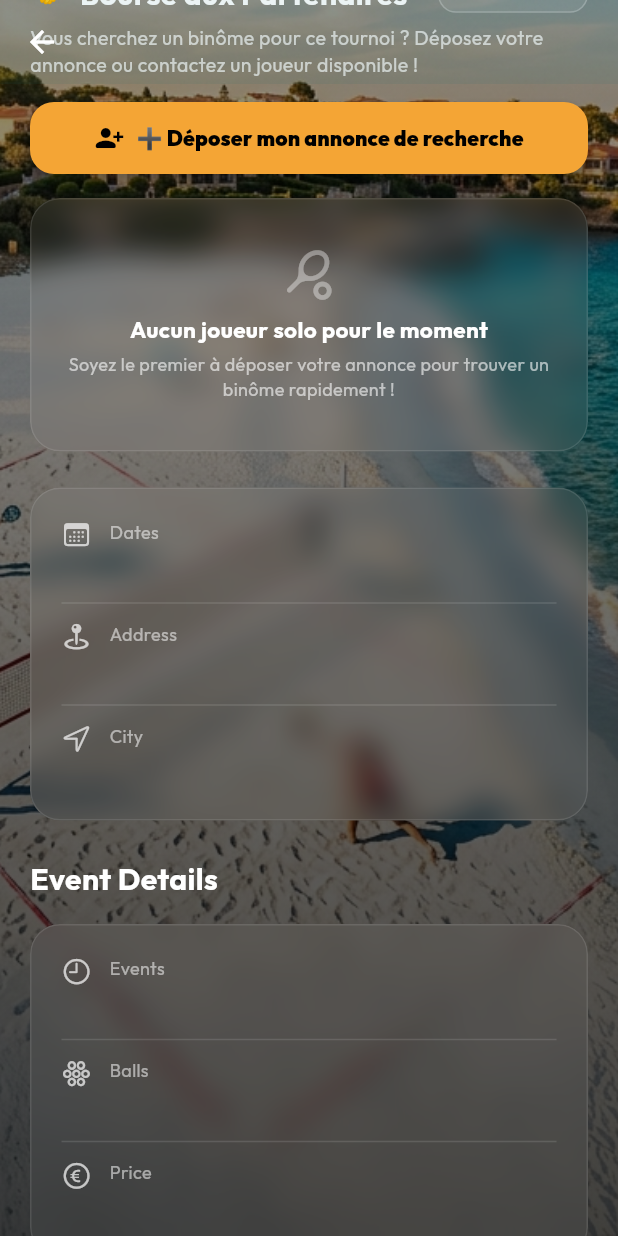
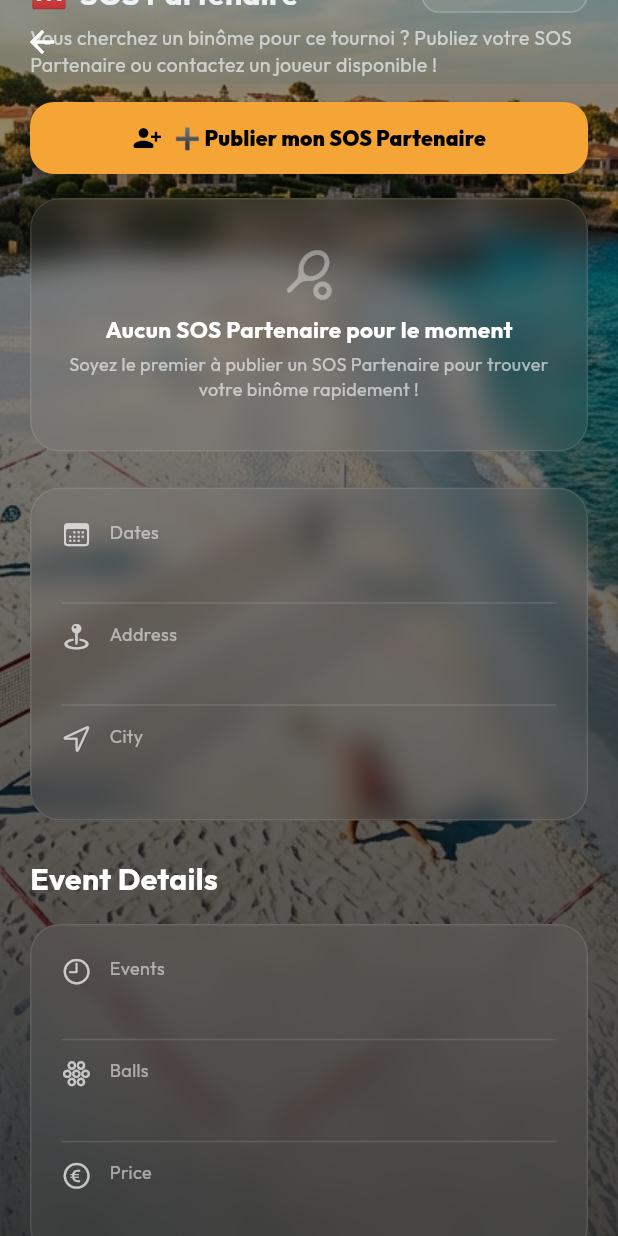
Before and after one commit to moixmb-Massalia/Beachmatch, a Flutter app: the TournamentDetailScreen screen opened directly with empty values, scrolled down 576 dp, on a phone screen of 412 x 824 dp. Run offline on Flutter 3.47's test engine with Material 3 defaults, Android fonts, the phone set to English and light mode, and no system bars; our stand-ins replace app_links, audioplayers, cloud_firestore, cloud_functions, firebase_auth, firebase_core and 10 more; missing offline and left inert: record; accounts and stored records are empty.

Commit message:
feat: v1.0.11+111 SOS Partenaire, direct Firestore FFT search, updated TenUp ranks, no subtab in Tournaments

```diff
--- a/lib/screens/main_navigation.dart
+++ b/lib/screens/main_navigation.dart
@@ -6,7 +6,7 @@ import '../providers/app_state.dart';
 import '../theme/colors.dart';
 import 'home_screen.dart';
 import 'map_screen.dart';
-import 'competition_screen.dart';
+import 'tournaments/tournament_list_screen.dart';
 import 'community_screen.dart';
 import 'messages_screen.dart';
 import 'tutorial_screen.dart';
@@ -45,7 +45,7 @@ class _MainNavigationScreenState extends State<MainNavigationScreen> {
   final List<Widget> _screens = [
     const HomeScreen(),
     const MapScreen(),
-    const CompetitionScreen(),
+    const TournamentListScreen(),
     const CommunityScreen(),
     const MessagesScreen(),
   ];
@@ -91,7 +91,7 @@ class _MainNavigationScreenState extends State<MainNavigationScreen> {
                     children: [
                       _buildNavItem(0, CupertinoIcons.home, CupertinoIcons.house_fill, AppLocalizations.of(context)!.navHome),
                       _buildNavItem(1, CupertinoIcons.map, CupertinoIcons.map_fill, AppLocalizations.of(context)!.navCourts),
-                      _buildNavItem(2, Icons.emoji_events_outlined, Icons.emoji_events, "Compétition"),
+                      _buildNavItem(2, Icons.emoji_events_outlined, Icons.emoji_events, AppLocalizations.of(context)!.navTournaments),
                       _buildNavItem(3, CupertinoIcons.person_3, CupertinoIcons.person_3_fill, "Communauté"),
                       StreamBuilder<int>(
                         stream: _unreadCountStream ?? const Stream.empty(),
--- a/lib/screens/tournaments/tournament_detail_screen.dart
+++ b/lib/screens/tournaments/tournament_detail_screen.dart
@@ -266,7 +266,7 @@ class _TournamentDetailScreenState extends State<TournamentDetailScreen> {
                       ),
                       const SizedBox(height: 16),
 
-                      // 🤝 BOURSE AUX PARTENAIRES DE TOURNOI
+                      // 🆘 SOS PARTENAIRE DE TOURNOI
                       _buildPartnerMarketplace(context),
                       const SizedBox(height: 24),
 
@@ -486,9 +486,9 @@ class _TournamentDetailScreenState extends State<TournamentDetailScreen> {
     );
   }
 
-  // 🤝 =========================================================================
-  // 🤝 BOURSE AUX PARTENAIRES DE TOURNOI (MATCHMAKING DOUBLE)
-  // 🤝 =========================================================================
+  // 🆘 =========================================================================
+  // 🆘 SOS PARTENAIRE DE TOURNOI (MATCHMAKING DOUBLE)
+  // 🆘 =========================================================================
   Widget _buildPartnerMarketplace(BuildContext context) {
     final currentUser = context.read<AppState>().currentUser;
     final currentUserId = currentUser?.id ?? FirebaseAuth.instance.currentUser?.uid;
@@ -503,8 +503,9 @@ class _TournamentDetailScreenState extends State<TournamentDetailScreen> {
         if (snapshot.hasData) {
           requests = snapshot.data!.docs
               .map((doc) => PartnerRequestModel.fromFirestore(doc))
-              .where((r) => r.status == 'OPEN')
+              .where((r) => r.status.toUpperCase() == 'OPEN' || r.status.isEmpty)
               .toList();
+          requests.sort((a, b) => b.createdAt.compareTo(a.createdAt));
         }
 
         PartnerRequestModel? myRequest;
@@ -525,10 +526,10 @@ class _TournamentDetailScreenState extends State<TournamentDetailScreen> {
               children: [
                 const Row(
                   children: [
-                    Text("🤝", style: TextStyle(fontSize: 20)),
+                    Text("🆘", style: TextStyle(fontSize: 20)),
                     SizedBox(width: 8),
                     Text(
-                      "Bourse aux Partenaires",
+                      "SOS Partenaire",
                       style: TextStyle(color: Colors.white, fontSize: 20, fontWeight: FontWeight.bold),
                     ),
                   ],
@@ -543,7 +544,7 @@ class _TournamentDetailScreenState extends State<TournamentDetailScreen> {
                     ),
                   ),
                   child: Text(
-                    "${requests.length} en recherche",
+                    "${requests.length} SOS en attente",
                     style: TextStyle(
                       color: requests.isNotEmpty ? AppColors.gold : Colors.white70,
                       fontSize: 11,
@@ -555,7 +556,7 @@ class _TournamentDetailScreenState extends State<TournamentDetailScreen> {
             ),
             const SizedBox(height: 6),
             const Text(
-              "Vous cherchez un binôme pour ce tournoi ? Déposez votre annonce ou contactez un joueur disponible !",
+              "Vous cherchez un binôme pour ce tournoi ? Publiez votre SOS Partenaire ou contactez un joueur disponible !",
               style: TextStyle(color: Colors.white70, fontSize: 13, height: 1.4),
             ),
             const SizedBox(height: 16),
@@ -577,7 +578,7 @@ class _TournamentDetailScreenState extends State<TournamentDetailScreen> {
                 ),
                 icon: Icon(myRequest != null ? Icons.edit_note_rounded : Icons.person_add_alt_1_rounded, size: 20),
                 label: Text(
-                  myRequest != null ? "Modifier mon annonce de recherche" : "➕ Déposer mon annonce de recherche",
+                  myRequest != null ? "Modifier mon SOS Partenaire" : "➕ Publier mon SOS Partenaire",
                   style: const TextStyle(fontWeight: FontWeight.w900, fontSize: 14),
                 ),
                 onPressed: () => _showCreatePartnerRequestSheet(myRequest),
@@ -594,12 +595,12 @@ class _TournamentDetailScreenState extends State<TournamentDetailScreen> {
                         Icon(Icons.sports_tennis_rounded, color: Colors.white38, size: 36),
                         SizedBox(height: 8),
                         Text(
-                          "Aucun joueur solo pour le moment",
+                          "Aucun SOS Partenaire pour le moment",
                           style: TextStyle(color: Colors.white, fontWeight: FontWeight.bold, fontSize: 15),
                         ),
                         SizedBox(height: 4),
                         Text(
-                          "Soyez le premier à déposer votre annonce pour trouver un binôme rapidement !",
+                          "Soyez le premier à publier un SOS Partenaire pour trouver votre binôme rapidement !",
                           style: TextStyle(color: Colors.white60, fontSize: 12),
                           textAlign: TextAlign.center,
                         ),
@@ -890,7 +891,7 @@ class _TournamentDetailScreenState extends State<TournamentDetailScreen> {
                         const Icon(Icons.group_add_rounded, color: AppColors.gold, size: 24),
                         const SizedBox(width: 8),
                         Text(
-                          existing != null ? "Modifier mon annonce" : "Déposer mon annonce de recherche",
+                          existing != null ? "Modifier mon SOS Partenaire" : "🆘 Déposer un SOS Partenaire",
                           style: const TextStyle(color: Colors.white, fontSize: 18, fontWeight: FontWeight.bold),
                         ),
                       ],
@@ -1008,6 +1009,7 @@ class _TournamentDetailScreenState extends State<TournamentDetailScreen> {
                             status: 'OPEN',
                           );
 
+                          try {
                             await FirebaseFirestore.instance
                                 .collection('tournament_partner_requests')
                                 .doc(reqId)
@@ -1016,9 +1018,16 @@ class _TournamentDetailScreenState extends State<TournamentDetailScreen> {
                             if (mounted) {
                               _showPartnerRequestCreatedDialog(reqModel);
                             }
+                          } catch (e) {
+                            if (mounted) {
+                              ScaffoldMessenger.of(context).showSnackBar(
+                                SnackBar(content: Text("Erreur d'enregistrement : $e"), backgroundColor: Colors.redAccent),
+                              );
+                            }
+                          }
                         },
                         child: Text(
-                          existing != null ? "Enregistrer les modifications" : "Publier mon annonce",
+                          existing != null ? "Enregistrer les modifications" : "Publier mon SOS Partenaire",
                           style: const TextStyle(fontWeight: FontWeight.w900, fontSize: 15),
                         ),
                       ),
@@ -1043,14 +1052,14 @@ class _TournamentDetailScreenState extends State<TournamentDetailScreen> {
           children: [
             Icon(Icons.check_circle_rounded, color: AppColors.gold, size: 28),
             SizedBox(width: 8),
-            Text("Annonce en ligne !", style: TextStyle(color: Colors.white, fontSize: 17, fontWeight: FontWeight.bold)),
+            Text("SOS Partenaire en ligne !", style: TextStyle(color: Colors.white, fontSize: 17, fontWeight: FontWeight.bold)),
           ],
         ),
         content: Column(
           mainAxisSize: MainAxisSize.min,
           children: [
             const Text(
-              "Votre recherche de partenaire est visible par toute la communauté sur la fiche du tournoi.",
+              "Votre SOS Partenaire est immédiatement visible par toute la communauté sur la fiche du tournoi.",
               style: TextStyle(color: Colors.white70, fontSize: 13, height: 1.4),
             ),
             const SizedBox(height: 16),
@@ -1097,7 +1106,7 @@ class _TournamentDetailScreenState extends State<TournamentDetailScreen> {
       await FirebaseFirestore.instance.collection('tournament_partner_requests').doc(id).delete();
       if (mounted) {
         ScaffoldMessenger.of(context).showSnackBar(
-          const SnackBar(content: Text("Annonce retirée avec succès.")),
+          const SnackBar(content: Text("SOS Partenaire retiré avec succès.")),
         );
       }
     } catch (e) {
--- a/lib/services/whatsapp_share_service.dart
+++ b/lib/services/whatsapp_share_service.dart
@@ -43,7 +43,7 @@ class WhatsAppShareService {
     required String goal,
     required String tournamentId,
   }) async {
-    final text = "🎾 *RECHERCHE PARTENAIRE BEACH TENNIS !* 🏖️\n\n"
+    final text = "🆘 *SOS PARTENAIRE BEACH TENNIS !* 🏖️\n\n"
         "🏆 *Tournoi :* $tournamentName ($category)\n"
         "📅 *Dates :* $tournamentDates\n"
         "📍 *Lieu :* $location\n\n"
--- a/pubspec.yaml
+++ b/pubspec.yaml
@@ -2,7 +2,7 @@ name: beachmatch_mobile
 description: A new Flutter project for BeachMatch.
 publish_to: 'none'
 
-version: 1.0.10+110
+version: 1.0.11+111
 
 environment:
   sdk: '>=3.0.0 <4.0.0'
```
Also changed, not shown: lib/providers/app_state.dart (+95 -15 lines), lib/screens/players_screen.dart (+102 -19 lines), 1 other file. Lines whose indentation alone changed are shown as unchanged.
